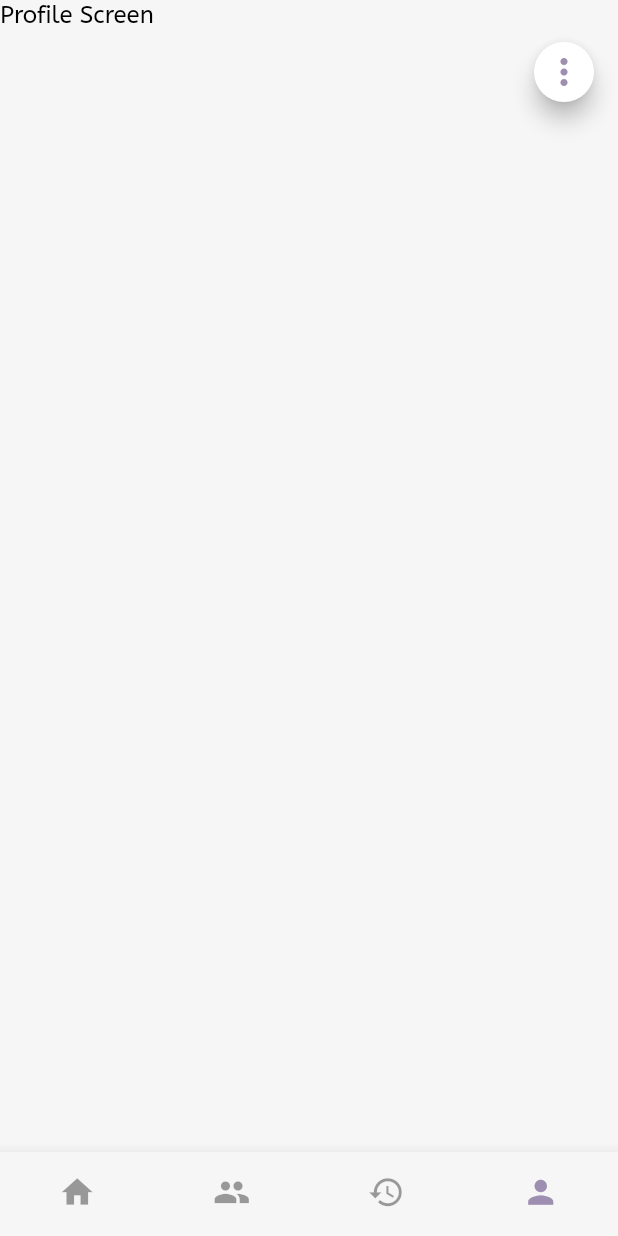
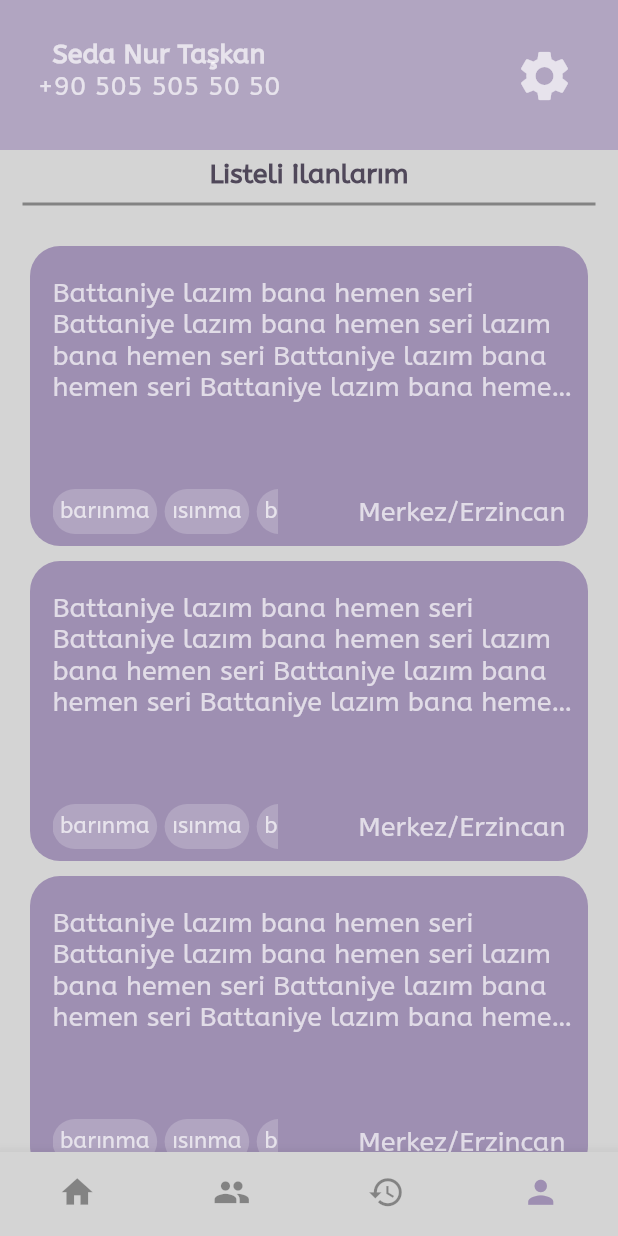
Before and after one commit to saltukozelgul/aya-flutter, a Flutter app: the ProfileScreen screen opened by its route, on a phone screen of 412 x 824 dp. Run offline on Flutter 3.47's test engine with Material 2 defaults, Android fonts, the phone set to English and light mode, and no system bars; our stand-ins replace auto_route, cached_network_image, flutter_bloc, flutter_dotenv, flutter_svg, font_awesome_flutter and 3 more; missing offline and left inert: latlng, mailer, map; accounts and stored records are empty; project files that could hold a hidden picture were left out.

Commit message:
added profile screen and minor changes in styles.

```diff
--- a/lib/core/constants/other/colors.dart
+++ b/lib/core/constants/other/colors.dart
@@ -5,7 +5,7 @@ const Color colorTransparent = Colors.transparent;
 const Color colorGreen = Colors.green;
 const Color colorGrey = Colors.grey;
 const Color colorWhite = Colors.white;
-const Color colorBlack = Colors.black;
+const Color colorBlack = Color.fromARGB(255, 255, 255, 255);
 const Color colorRed = Colors.red;
 const Color colorPink = Colors.pink;
 const Color colorBlue = Colors.blue;
@@ -13,12 +13,12 @@ const Color colorAmber = Color.fromARGB(255, 255, 191, 0);
 const Color colorDarkBlue = Color.fromARGB(60, 78, 115, 223);
 const Color colorPrimary = Color(0xFF9E8FB2);
 const Color colorPrimaryTint20 = Color(0xFFB1A5C1);
-const Color colorPrimaryDark = Color(0xFF728DE5);
+const Color colorPrimaryDark = Color.fromARGB(255, 80, 72, 90);
 const Color colorDarkPrimary = Color(0xFF445FB0);
 const Color colorSecondry = Color.fromARGB(255, 88, 28, 200);
-const Color colorLightThemeBackground = Color(0xFFF6f6f6);
+const Color colorLightThemeBackground = Color.fromARGB(255, 212, 212, 212);
 
-const Color colorDisable = Color(0xB2000000);
+const Color colorDisable = Color.fromARGB(176, 255, 255, 255);
 
 const Color colorDarkThemeBackground100 = Color(0xFF121212);
 const Color colorDarkThemeBackground75 = Color(0xFF1F1F1F);
--- a/lib/product/home/pages/home_default/view/home_screen.dart
+++ b/lib/product/home/pages/home_default/view/home_screen.dart
@@ -75,7 +75,15 @@ class HomeScreen extends StatelessWidget {
                               hintStyle: Theme.of(context)
                                   .textTheme
                                   .bodyMedium
-                                  ?.copyWith(fontSize: 18),
+                                  ?.copyWith(
+                                      fontSize: 18,
+                                      color: colorPrimaryTint20,
+                                      fontWeight: FontWeight.w400,
+                                      fontStyle: FontStyle.italic),
+                              suffixIcon: IconButton(
+                                onPressed: () => print("arama"),
+                                icon: const Icon(Icons.search),
+                              ),
                               border: OutlineInputBorder(
                                 borderRadius: BorderRadius.circular(20),
                               ),
--- a/lib/product/profile/pages/default_profile/view/profile_screen.dart
+++ b/lib/product/profile/pages/default_profile/view/profile_screen.dart
@@ -2,9 +2,13 @@ import 'package:flutter/material.dart';
 import 'package:flutter/services.dart';
 import 'package:flutter_bloc/flutter_bloc.dart';
 import 'package:aya_project/product/profile/pages/default_profile/states/profile_states.dart';
-
 import '../cubit/profile_cubit.dart';
 import '../service/profile_service.dart';
+import 'dart:math';
+import 'package:auto_route/auto_route.dart';
+import 'package:cached_network_image/cached_network_image.dart';
+import 'package:flutter_bloc/flutter_bloc.dart';
+import '../../../../../core/constants/other/colors.dart';
 
 class ProfileScreen extends StatelessWidget {
   const ProfileScreen({super.key});
@@ -13,56 +17,184 @@ class ProfileScreen extends StatelessWidget {
   Widget build(BuildContext context) {
     return BlocProvider(
       create: (context) => ProfileCubit(ProfileServiceImpl()),
-      child: BlocConsumer<ProfileCubit, ProfileStates>(
-        builder: (context, state) {
-          return Scaffold(
-            resizeToAvoidBottomInset: false,
-            body: _pageContent(state, context),
-            floatingActionButton: _floatingActionButton(context),
-          );
-        },
-        listener: (context, state) {
-          if (state is LogOutState) {
-            //! for android close app not recommend for ios
-            SystemNavigator.pop();
-          }
-        },
-      ),
+      child: _buildScaffold(context),
     );
   }
 
-  //** Main Contents */
+  BlocConsumer _buildScaffold(BuildContext context) {
+    return BlocConsumer<ProfileCubit, ProfileStates>(
+      listener: (context, state) {},
+      builder: (context, state) {
+        return Scaffold(
+          resizeToAvoidBottomInset: false,
 
-  Expanded _pageContent(ProfileStates state, BuildContext context) {
-    return const Expanded(
-      flex: 60,
-      child: Text("Profile Screen"),
+          //single child scroll view kullanıldı çünkü ekran küçük olduğunda hata veriyordu, overflow oluyordu
+          body: SafeArea(
+            //add username and logout button
+            child: SingleChildScrollView(
+              scrollDirection: Axis.vertical,
+              child: Column(
+                mainAxisAlignment: MainAxisAlignment.center,
+                crossAxisAlignment: CrossAxisAlignment.stretch,
+                children: [
+                  _buildProfile(context),
+                  Padding(
+                    padding: const EdgeInsets.only(
+                        left: 15.0, right: 15, top: 5, bottom: 8),
+                    child: Column(
+                      children: [
+                        Text("Listeli İlanlarım",
+                            style: Theme.of(context)
+                                .textTheme
+                                .bodyMedium
+                                ?.copyWith(
+                                    fontSize: 18,
+                                    color: colorPrimaryDark,
+                                    fontWeight: FontWeight.bold)),
+                        Divider(
+                            color: Theme.of(context).disabledColor,
+                            thickness: 2,
+                            height: 20),
+                      ],
+                    ),
+                  ),
+                  ListView.builder(
+                    //physics sayesinde single child scroll view ile oluşan aşağı inememe problemi çözüldü
+                    physics: const NeverScrollableScrollPhysics(),
+                    //ilanlar listesi
+                    shrinkWrap: true,
+                    itemBuilder: (context, index) => _Ilan(context, index),
+                    itemCount: 3,
+                  ),
+                ],
+              ),
+            ),
+          ),
+        );
+      },
     );
   }
 
-  //** Global Widgets for in every condition */
+  Container _Ilan(BuildContext context, int index) => Container(
+        height: 200,
+        margin: const EdgeInsets.only(left: 20, right: 20, top: 10),
+        decoration: BoxDecoration(
+          color: colorPrimary,
+          borderRadius: BorderRadius.circular(20),
+        ),
+        child: Column(
+          crossAxisAlignment: CrossAxisAlignment.start,
+          mainAxisAlignment: MainAxisAlignment.spaceBetween,
+          children: [
+            Padding(
+              //ilan açıklaması kısmı
+              padding: const EdgeInsets.only(left: 15.0, right: 10, top: 20),
+              child: Text(
+                  "Battaniye lazım bana hemen seri Battaniye lazım bana hemen seri lazım bana hemen seri Battaniye lazım bana hemen seri Battaniye lazım bana hemen seri",
+                  maxLines: 4,
+                  overflow: TextOverflow.ellipsis,
+                  style: Theme.of(context)
+                      .textTheme
+                      .bodyMedium
+                      ?.copyWith(fontSize: 18, color: colorDisable)),
+            ),
+            Padding(
+              //tag ve konum kısmı
+              padding: const EdgeInsets.only(
+                  left: 15.0, right: 15, top: 5, bottom: 8),
+              child: Row(
+                mainAxisAlignment: MainAxisAlignment.spaceBetween,
+                children: [
+                  SizedBox(
+                    height: 30,
+                    width: 150,
+                    child: ListView.builder(
+                      itemBuilder: (context, index) =>
+                          _ilanTag(context, _Strings.tagler[index]),
+                      itemCount: 5,
+                      scrollDirection: Axis.horizontal,
+                    ),
+                  ),
+                  Text("Merkez/Erzincan",
+                      textAlign: TextAlign.right,
+                      style: Theme.of(context)
+                          .textTheme
+                          .bodyMedium
+                          ?.copyWith(fontSize: 18, color: colorDisable)),
+                ],
+              ),
+            ),
+          ],
+        ),
+      );
 
-  Padding _floatingActionButton(BuildContext context) {
-    return Padding(
-      padding: EdgeInsets.only(
-          right: 0, bottom: MediaQuery.of(context).size.height - 140),
-      child: SizedBox(
-        height: 40,
-        width: 40,
-        child: FloatingActionButton(
-          mini: true,
-          backgroundColor: Theme.of(context).cardColor,
-          onPressed: () => {},
-          child: Icon(Icons.more_vert,
-              color: Theme.of(context).primaryColor, size: 28),
+  Container _ilanTag(BuildContext context, String index) => Container(
+        //tagler için ayarlar
+        decoration: BoxDecoration(
+          color: colorPrimaryTint20,
+          borderRadius: BorderRadius.circular(20),
+        ),
+        padding: const EdgeInsets.all(5),
+        margin: const EdgeInsets.only(right: 5),
+        child: Text(index.toString(),
+            style: Theme.of(context)
+                .textTheme
+                .bodyMedium
+                ?.copyWith(fontSize: 15, color: colorDisable)),
+      );
+}
+
+//show username and user phone number
+Container _buildProfile(BuildContext context) => Container(
+      //profil kısmı
+      height: 100,
+      decoration: const BoxDecoration(
+        color: colorPrimaryTint20,
+      ),
+      child: Padding(
+        padding: const EdgeInsets.only(left: 25, right: 25, top: 25),
+        child: Row(
+          mainAxisAlignment: MainAxisAlignment.spaceBetween,
+          children: [
+            Column(
+              children: [
+                Text("Seda Nur Taşkan",
+                    textAlign: TextAlign.left,
+                    style: Theme.of(context).textTheme.bodyMedium?.copyWith(
+                          fontSize: 18,
+                          color: colorDisable,
+                          fontWeight: FontWeight.bold,
+                        )),
+                Text("+90 505 505 50 50",
+                    textAlign: TextAlign.left,
+                    style: Theme.of(context).textTheme.bodyMedium?.copyWith(
+                          fontSize: 18,
+                          color: colorDisable,
+                        )),
+              ],
+            ),
+            IconButton(
+              onPressed: () {},
+              icon: const Icon(Icons.settings, color: colorDisable, size: 40),
+              padding: const EdgeInsets.only(bottom: 40),
+            ),
+          ],
         ),
       ),
     );
-  }
+
+class _Strings {
+  static const List<String> tagler = [
+    //geçici olarak eklediğimiz tagler
+    "barınma",
+    "ısınma",
+    "bebek",
+    "giyim",
+    "diger",
+    "barınma",
+    "ısınma",
+    "bebek",
+    "giyim",
+    "diger"
+  ];
 }
-
-//** Helper classes for this page */
-
-class _Strings {}
-
-class _Styles {}
```
Also changed, not shown: lib/product/activity/pages/activity_default/views/activity_screen.dart (+8 -2 lines).
